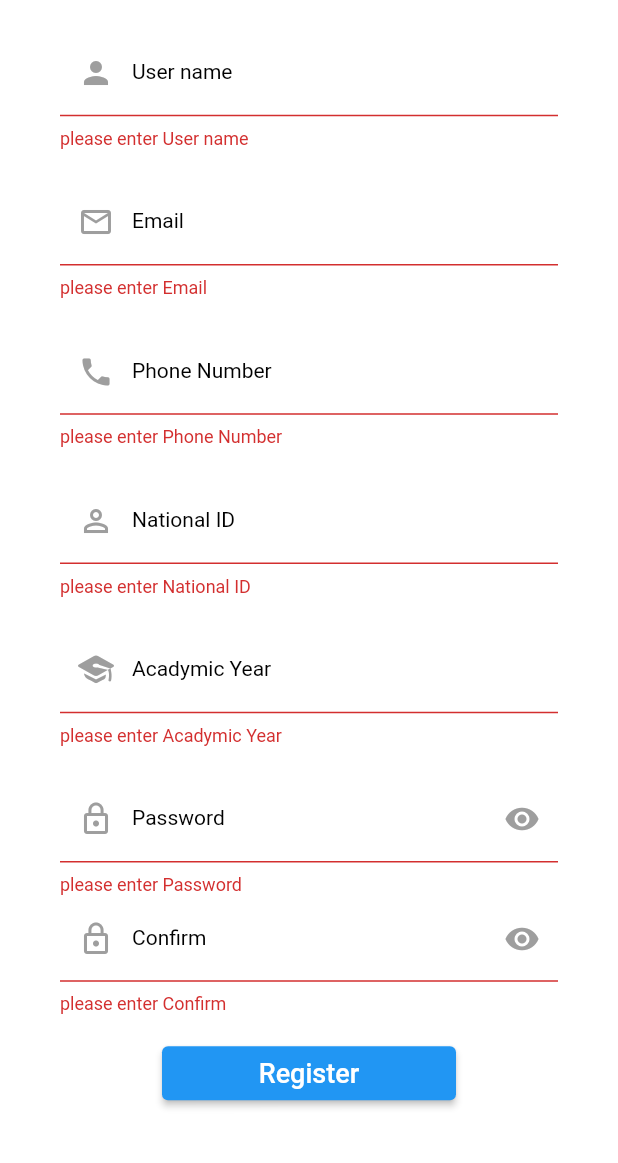
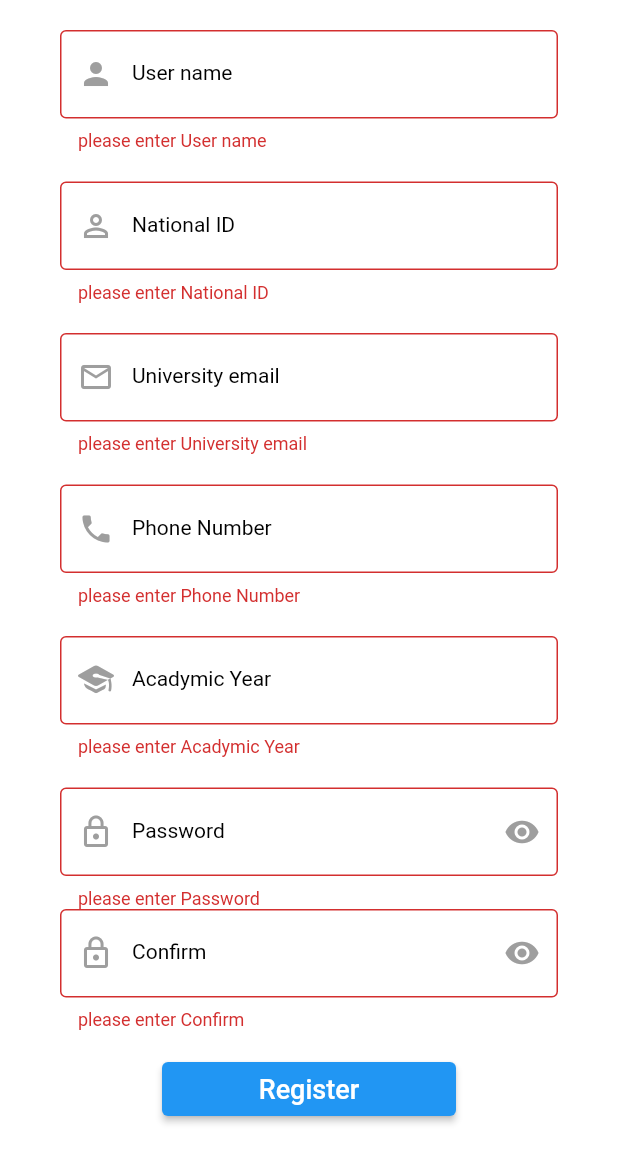
Before and after one commit to Habibakhali/AQUA, a Flutter app: the SignUpGraduated screen opened by its route, after a tap on "Register", on a phone screen of 412 x 824 dp. Shown: the top 1163 px of the screen. Run offline on Flutter 3.47's test engine with Material 2 defaults, Android fonts, the phone set to English and light mode, and no system bars; our stand-ins replace image_picker; generated files the repository leaves out were written again.

Commit message:
validation for each textFormField

```diff
--- a/lib/graduated/signupGr.dart
+++ b/lib/graduated/signupGr.dart
@@ -38,8 +38,13 @@ class _SignUpGraduatedState extends State<SignUpGraduated> {
                         color: Theme.of(context).canvasColor,
                       )),
                   TextFeilf(
+                      AppLocalizations.of(context)!.id_hint,
+                      AppLocalizations.of(context)!.id,
+                      TextInputType.number,
+                      Icon(Icons.perm_identity_outlined,color: Theme.of(context).canvasColor,)),
+                  TextFeilf(
                       AppLocalizations.of(context)!.email_hint,
-                      AppLocalizations.of(context)!.email_label,
+                      AppLocalizations.of(context)!.university_email,
                       TextInputType.emailAddress,
                       Icon(Icons.email_outlined,color: Theme.of(context).canvasColor,)),
                   TextFeilf(
@@ -47,11 +52,6 @@ class _SignUpGraduatedState extends State<SignUpGraduated> {
                       AppLocalizations.of(context)!.phone,
                       TextInputType.number,
                       Icon(Icons.phone,color: Theme.of(context).canvasColor,)),
-                  TextFeilf(
-                      AppLocalizations.of(context)!.id_hint,
-                      AppLocalizations.of(context)!.id,
-                      TextInputType.number,
-                      Icon(Icons.perm_identity_outlined,color: Theme.of(context).canvasColor,)),
                   TextFeilf(
                       AppLocalizations.of(context)!.level_hint,
                       AppLocalizations.of(context)!.level,
--- a/lib/type_of_textfeild/password_textfield.dart
+++ b/lib/type_of_textfeild/password_textfield.dart
@@ -1,50 +1,71 @@
 import 'package:flutter/material.dart';
+import 'package:flutter_gen/gen_l10n/app_localizations.dart';
 
 class PasswordTextField extends StatefulWidget {
   String hint;
   String label;
   String help;
-
-  PasswordTextField(this.label,this.hint,this.help);
+  PasswordTextField(this.label, this.hint, this.help);
 
   @override
   State<PasswordTextField> createState() => _PasswordTextFieldState();
 }
 
 class _PasswordTextFieldState extends State<PasswordTextField> {
-  bool visubility=true;
-
+  bool visubility = true;
+  var password = TextEditingController();
+  var confirm = TextEditingController();
   @override
   Widget build(BuildContext context) {
-    return  Container(
-      margin: EdgeInsets.only(right: 20,left: 20),
+    return Container(
+      margin: EdgeInsets.only(right: 20, left: 20),
       child: TextFormField(
-        validator: (text){
-          if(text==null || text .trim().isEmpty){
+        controller: widget.label == AppLocalizations.of(context)!.password_label
+            ?password
+            : confirm,
+        validator: (text) {
+          if (text == null || text.trim().isEmpty) {
             return 'please enter ${widget.label}';
+          }
+          else if (widget.label == AppLocalizations.of(context)!.password_label) {
+            if (!(text.length >= 8) && !RegExp(r'^(?=.*?[A-Z])(?=.*?[a-z])(?=.*?[0-9])(?=.*?[!@#\$&*~]).{8,}$')
+                    .hasMatch(text)) {
+              return 'invalid password';
+            }
+          } else if (widget.label == AppLocalizations.of(context)!.confirm_label) {
+            if (text.trim() != (password.text.trim())){
+              print("$text==================<>${password.text}");
+              return 'password must be mached';
+            }
           }
           return null;
         },
         keyboardType: TextInputType.visiblePassword,
         obscureText: visubility,
         decoration: InputDecoration(
-          prefixIcon: Icon(Icons.lock_outline,color: Theme.of(context).canvasColor,),
-            suffixIcon: IconButton(onPressed: (){
-              visubility =!visubility;
-              setState((){});
-
-            },
-                icon: Icon(visubility?Icons.visibility:Icons.visibility_off,color: Theme.of(context).canvasColor,)
+            prefixIcon: Icon(
+              Icons.lock_outline,
+              color: Theme.of(context).canvasColor,
             ),
+            suffixIcon: IconButton(
+                onPressed: () {
+                  visubility = !visubility;
+                  setState(() {});
+                },
+                icon: Icon(
+                  visubility ? Icons.visibility : Icons.visibility_off,
+                  color: Theme.of(context).canvasColor,
+                )),
             label: Text(widget.label),
             labelStyle: Theme.of(context).textTheme.bodyMedium,
             hintText: widget.hint,
             helperText: widget.help,
             hintStyle: Theme.of(context).textTheme.bodySmall,
+            border: OutlineInputBorder(
+              borderSide: BorderSide(color: Theme.of(context).canvasColor),
+            ),
             enabledBorder: OutlineInputBorder(
-              borderSide: BorderSide(
-                color: Theme.of(context).canvasColor
-              ),
+              borderSide: BorderSide(color: Theme.of(context).canvasColor),
               borderRadius: BorderRadius.circular(10),
             )),
       ),
--- a/lib/type_of_textfeild/text_field.dart
+++ b/lib/type_of_textfeild/text_field.dart
@@ -1,5 +1,6 @@
 import 'package:flutter/material.dart';
 import 'package:project/mytheme.dart';
+import 'package:flutter_gen/gen_l10n/app_localizations.dart';
 
 class TextFeilf extends StatelessWidget {
   TextInputType keyboard_type;
@@ -7,31 +8,71 @@ class TextFeilf extends StatelessWidget {
   String label;
   Icon icon;
 
-  TextFeilf(this.hint, this.label, this.keyboard_type,this.icon);
+  TextFeilf(this.hint, this.label, this.keyboard_type, this.icon);
+  String id='';
 
   @override
   Widget build(BuildContext context) {
     return Container(
-        margin: EdgeInsets.only(top: 20,left: 20,right: 20),
+        margin: EdgeInsets.only(top: 20, left: 20, right: 20),
         child: TextFormField(
-          validator: (text){
-            if(text==null || text.trim().isEmpty)
+          validator: (text) {
+            if (text == null || text.trim().isEmpty)
               return 'please enter $label';
+            else if (label == AppLocalizations.of(context)!.email_label || label==AppLocalizations.of(context)!.university_email) {
+              if (!text.contains('@sci.asu.edu.eg')&&!first14(text)) {
+                return 'please enter university email';
+              }
+            }
+            else if(label==AppLocalizations.of(context)!.phone){
+              if(!(isDigit(text)&&text.length==11)){
+                return'phone number must be 11 digit';
+              }
+            } else if(label==AppLocalizations.of(context)!.id){
+              id=text;
+              if(!(isDigit(text)&&text.length==14)){
+                return'${AppLocalizations.of(context)!.id} must be 14 digit';
+              }
+            }else if(label==AppLocalizations.of(context)!.level){
+              if(!(text=='1'||text=='2'||text=='3'||text=='4')){
+                return'invalid ${AppLocalizations.of(context)!.level}';
+              }
+            }
+
             return null;
           },
           keyboardType: keyboard_type,
           decoration: InputDecoration(
-            prefixIcon: icon,
+              prefixIcon: icon,
               label: Text(label),
               labelStyle: Theme.of(context).textTheme.bodyMedium,
               hintText: hint,
               hintStyle: Theme.of(context).textTheme.bodySmall,
+              border: OutlineInputBorder(
+                borderSide: BorderSide(color: Theme.of(context).canvasColor),
+              ),
               enabledBorder: OutlineInputBorder(
-                borderSide: BorderSide(
-                  color: Theme.of(context).canvasColor
-                ),
+                borderSide: BorderSide(color: Theme.of(context).canvasColor),
                 borderRadius: BorderRadius.circular(10),
-              )),
+              )
+          )
         ));
   }
+  bool isDigit(String s)
+  {
+    if (s == null) {
+      return false;
+    }
+    return int.tryParse(s) != null;
+  }
+  bool first14(String text){
+    int count=0;
+    for(int i=0;i<text.length-8;i++){
+      if(id[i]==text[i])
+        count++;
+    }
+    if(count==14)
+      return true;
+    return false;
+  }
 }
```
Also changed, not shown: 17 other files.
